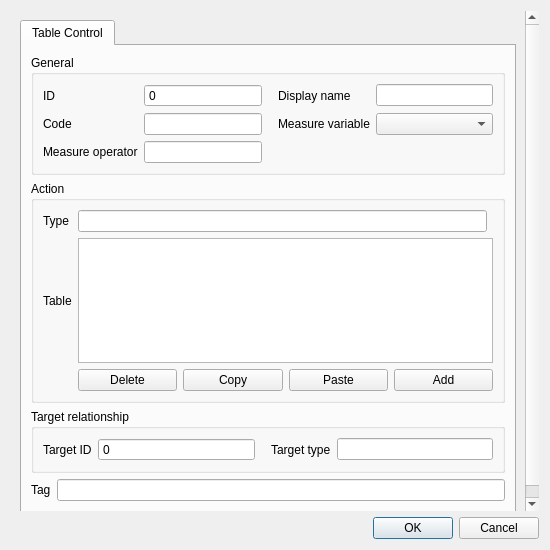
First picture: the form in threedi_schematisation_editor/forms/ui/table_control.ui, repository nens/threedi-schematisation-editor, before the edit.
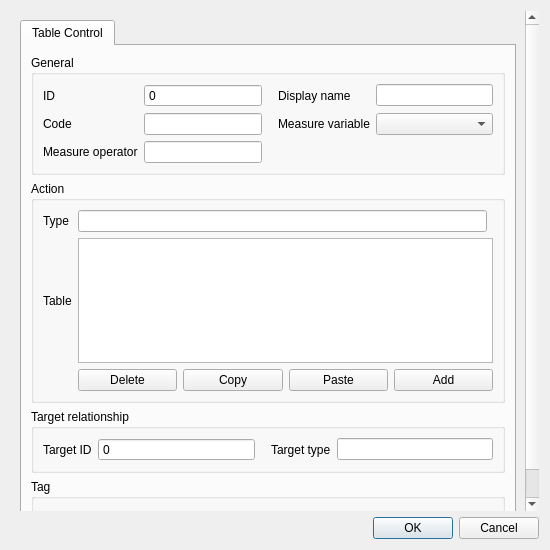
Second picture: the form after the edit.

Commit message: Added edit functionality for the tag references.

```diff
--- a/threedi_schematisation_editor/forms/ui/table_control.ui
+++ b/threedi_schematisation_editor/forms/ui/table_control.ui
@@ -413,25 +413,22 @@
             </widget>
            </item>
            <item row="3" column="0">
-            <layout class="QHBoxLayout" name="horizontalLayout_2">
-             <property name="bottomMargin">
-              <number>0</number>
+            <widget class="QGroupBox" name="grp_tag">
+             <property name="font">
+              <font>
+               <weight>50</weight>
+               <bold>false</bold>
+              </font>
              </property>
-             <item>
-              <widget class="QLabel" name="label_42">
-               <property name="text">
-                <string>Tag</string>
-               </property>
-              </widget>
-             </item>
-             <item>
-              <widget class="QLineEdit" name="tag_descriptions">
-               <property name="readOnly">
-                <bool>true</bool>
-               </property>
-              </widget>
-             </item>
-            </layout>
+             <property name="title">
+              <string>Tag</string>
+             </property>
+             <layout class="QGridLayout" name="gridLayout_16">
+              <item row="0" column="0" colspan="2">
+               <layout class="QHBoxLayout" name="tags_layout"/>
+              </item>
+             </layout>
+            </widget>
            </item>
           </layout>
          </widget>
```
Left out of the diff: 320 changed lines with no effect on the pictures. The commit also changes 25 other files.
